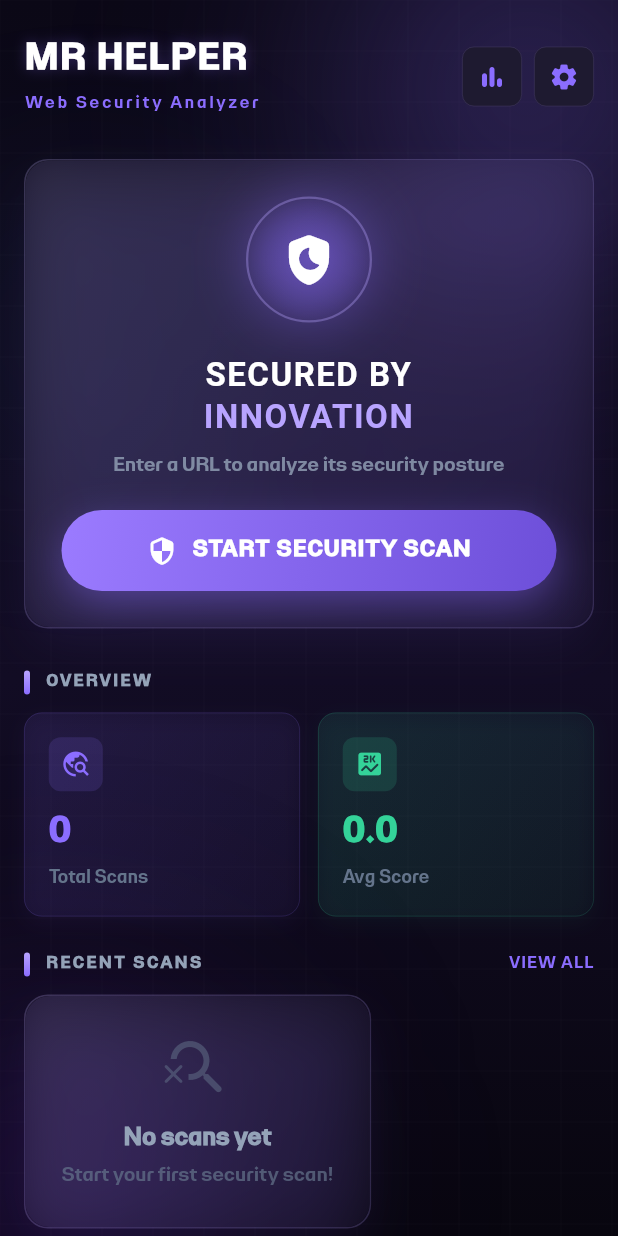
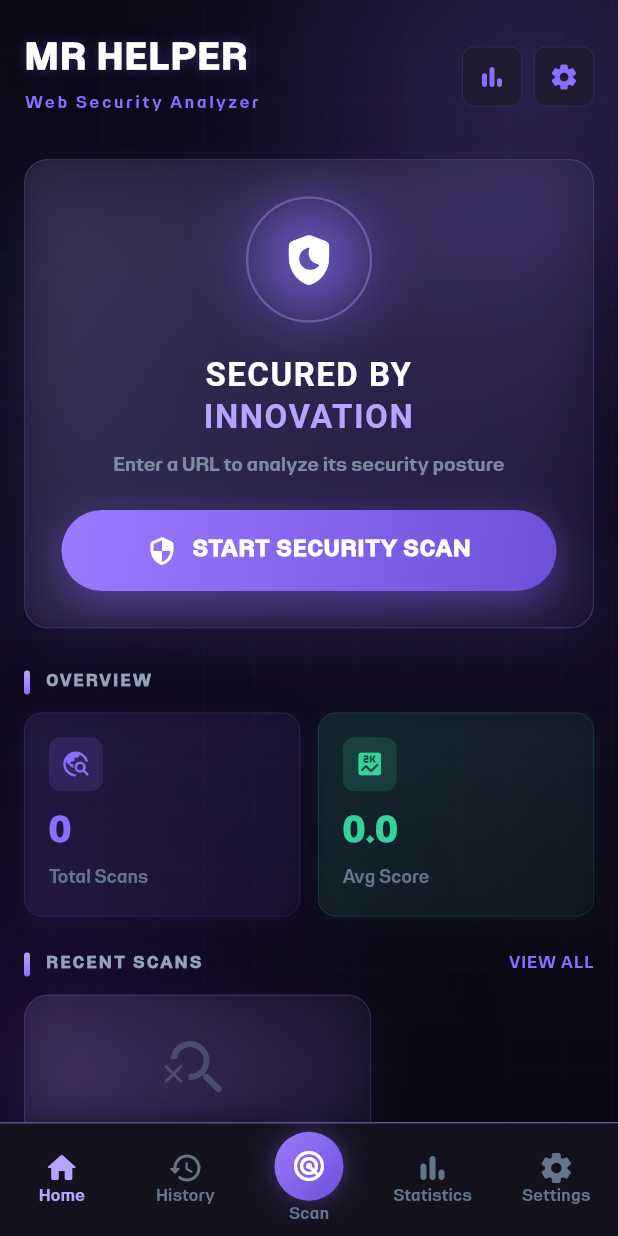
Before and after one commit to Mrhelper-01/mr-helper-security-analyzer, a Flutter app: the screen it shows after launch, on a phone screen of 412 x 824 dp. Run offline on Flutter 3.47's test engine with Material 3 defaults, Android fonts, the phone set to English and light mode, and no system bars; our stand-ins replace cloud_firestore, firebase_core, fl_chart, flutter_local_notifications, flutter_svg, local_auth and 4 more; missing offline and left inert: workmanager; accounts and stored records are empty.

Commit message:
UI Update

```diff
--- a/lib/core/app_strings.dart
+++ b/lib/core/app_strings.dart
@@ -60,6 +60,10 @@ class AppStrings {
       'Enter a URL to analyze its security posture',
       'ناونیشانێک بنووسە بۆ شیکردنەوەی ئاستی ئەمنیەتی');
   String get overview => _t('OVERVIEW', 'پوختە');
+  // App-wide bottom navigation
+  String get navHome => _t('Home', 'سەرەتا');
+  String get navScan => _t('Scan', 'سکان');
+  String get navSettings => _t('Settings', 'ڕێکخستن');
   String get totalScans => _t('Total Scans', 'کۆی سکانەکان');
   String get avgScore => _t('Avg Score', 'تێکڕای نمرە');
   String get recentScans => _t('RECENT SCANS', 'سکانە نوێیەکان');
@@ -108,6 +112,12 @@ class AppStrings {
 
   // --- Report screen --------------------------------------------------------
   String get securityReport => _t('SECURITY REPORT', 'ڕاپۆرتی ئەمنیەتی');
+  // Report bottom navigation
+  String get navOverview => _t('Overview', 'پوختە');
+  String get navHeaders => _t('Headers', 'هێدەر');
+  String get navTech => _t('Tech', 'تەکنەلۆجیا');
+  String get navDns => _t('DNS', 'DNS');
+  String get navMore => _t('More', 'زیاتر');
   String get securityScore => _t('SECURITY SCORE', 'نمرەی ئەمنیەتی');
   String get targetInformation => _t('TARGET INFORMATION', 'زانیاری ئامانج');
   String get securityHeadersTitle =>
@@ -426,6 +436,8 @@ class AppStrings {
       case FindingCode.missingCoep:
         return _t('Missing Cross-Origin-Embedder-Policy (COEP)',
             'هێدەری COEP نییە');
+      case FindingCode.sqlInjection:
+        return _t('Possible SQL Injection', 'ئەگەری SQL Injection');
       case FindingCode.other:
         return f.title;
     }
@@ -527,6 +539,10 @@ class AppStrings {
         return _t(
             'COEP, together with COOP, enables strong cross-origin isolation.',
             'COEP لەگەڵ COOP، جیاکردنەوەی بەهێزی cross-origin چالاک دەکات.');
+      case FindingCode.sqlInjection:
+        return _t(
+            'A database error was triggered by an injected quote in the "${f.param}" parameter, indicating the input is not properly sanitized.',
+            'هەڵەیەکی بنکەی داتا دروستبوو بەهۆی تێزڕاندنی واوێژ لە پارامیتەری "${f.param}"، کە ئاماژەیە بۆ ئەوەی داخڵکراوەکە بەدروستی پاک ناکرێتەوە.');
       case FindingCode.other:
         return f.description;
     }
@@ -613,6 +629,10 @@ class AppStrings {
       case FindingCode.missingCoep:
         return _t('Consider: Cross-Origin-Embedder-Policy: require-corp.',
             'بیری لێبکەرەوە: Cross-Origin-Embedder-Policy: require-corp.');
+      case FindingCode.sqlInjection:
+        return _t(
+            'Use parameterized queries / prepared statements and validate all input.',
+            'پرسیاری پارامیتەرکراو (prepared statements) بەکاربهێنە و هەموو داخڵکراوەکان پشتڕاست بکەرەوە.');
       case FindingCode.other:
         return f.recommendation;
     }
@@ -621,8 +641,12 @@ class AppStrings {
   // --- App lock / biometric -------------------------------------------------
   String get security => _t('SECURITY', 'ئاسایش');
   String get appLock => _t('App Lock', 'قوفڵی ئەپ');
-  String get appLockDesc => _t('Require biometrics to open History',
-      'پێویستی بە بایۆمەتری بۆ کردنەوەی مێژوو');
+  String get appLockDesc => _t(
+      'Require Face ID / fingerprint to open History',
+      'پێویستی بە Face ID / پەنجەمۆر بۆ کردنەوەی مێژوو');
+  String get appLockDescPin => _t(
+      'Require device PIN to open History',
+      'پێویستی بە PIN ـی ئامێر بۆ کردنەوەی مێژوو');
   String get unlockHistory =>
       _t('Unlock to view scan history', 'بۆ بینینی مێژووی سکان قوفڵ بکەرەوە');
   String get authFailed =>
--- a/lib/core/routes.dart
+++ b/lib/core/routes.dart
@@ -1,6 +1,6 @@
 import 'package:flutter/material.dart';
 import 'package:mr_helper_security_analyzer/screens/splash_screen.dart';
-import 'package:mr_helper_security_analyzer/screens/home_screen.dart';
+import 'package:mr_helper_security_analyzer/screens/main_shell.dart';
 import 'package:mr_helper_security_analyzer/screens/scanner_screen.dart';
 import 'package:mr_helper_security_analyzer/screens/history_screen.dart';
 import 'package:mr_helper_security_analyzer/screens/report_screen.dart';
@@ -34,7 +34,7 @@ class AppRoutes {
         );
       case home:
         return MaterialPageRoute(
-          builder: (_) => const HomeScreen(),
+          builder: (_) => const MainShell(),
           settings: routeSettings,
         );
       case scanner:
@@ -80,7 +80,7 @@ class AppRoutes {
         );
       default:
         return MaterialPageRoute(
-          builder: (_) => const HomeScreen(),
+          builder: (_) => const MainShell(),
         );
     }
   }
--- a/lib/models/security_finding.dart
+++ b/lib/models/security_finding.dart
@@ -67,6 +67,7 @@ enum FindingCode {
   missingSecurityTxt,
   permissiveCors,
   missingCoep,
+  sqlInjection,
   other;
 
   static FindingCode fromId(String? id) => FindingCode.values.firstWhere(
--- /dev/null
+++ b/lib/screens/main_shell.dart
@@ -0,0 +1,102 @@
+import 'package:flutter/material.dart';
+import 'package:mr_helper_security_analyzer/core/constants.dart';
+import 'package:mr_helper_security_analyzer/core/routes.dart';
+import 'package:mr_helper_security_analyzer/core/app_strings.dart';
+import 'package:mr_helper_security_analyzer/screens/home_screen.dart';
+import 'package:mr_helper_security_analyzer/screens/history_screen.dart';
+import 'package:mr_helper_security_analyzer/screens/statistics_screen.dart';
+import 'package:mr_helper_security_analyzer/screens/settings_screen.dart';
+
+/// MR HELPER - Web Application Security Analyzer
+/// Main app shell with a persistent bottom navigation bar. The centre item is
+/// a Scan action that opens the scanner instead of switching tabs.
+class MainShell extends StatefulWidget {
+  const MainShell({super.key});
+
+  @override
+  State<MainShell> createState() => _MainShellState();
+}
+
+class _MainShellState extends State<MainShell> {
+  // Nav index uses 0,1,3,4 — index 2 is the centre "Scan" action.
+  int _index = 0;
+
+  static const _screens = <Widget>[
+    HomeScreen(),
+    HistoryScreen(embedded: true),
+    SizedBox.shrink(), // placeholder for the Scan slot
+    StatisticsScreen(embedded: true),
+    SettingsScreen(embedded: true),
+  ];
+
+  void _onTap(int i) {
+    if (i == 2) {
+      Navigator.pushNamed(context, AppRoutes.scanner);
+      return;
+    }
+    setState(() => _index = i);
+  }
+
+  @override
+  Widget build(BuildContext context) {
+    final s = AppStrings.of(context);
+    return Scaffold(
+      body: IndexedStack(index: _index, children: _screens),
+      bottomNavigationBar: Container(
+        decoration: BoxDecoration(
+          color: AppColors.backgroundCard.withValues(alpha: 0.97),
+          border: Border(
+            top: BorderSide(color: AppColors.glassBorder.withValues(alpha: 0.5)),
+          ),
+        ),
+        child: BottomNavigationBar(
+          currentIndex: _index,
+          onTap: _onTap,
+          type: BottomNavigationBarType.fixed,
+          backgroundColor: Colors.transparent,
+          elevation: 0,
+          selectedItemColor: AppColors.primaryLight,
+          unselectedItemColor: AppColors.textMuted,
+          selectedFontSize: 11,
+          unselectedFontSize: 11,
+          items: [
+            BottomNavigationBarItem(
+                icon: const Icon(Icons.home_rounded), label: s.navHome),
+            BottomNavigationBarItem(
+                icon: const Icon(Icons.history_rounded), label: s.history),
+            BottomNavigationBarItem(
+                icon: _scanFab(), label: s.navScan),
+            BottomNavigationBarItem(
+                icon: const Icon(Icons.bar_chart_rounded), label: s.statistics),
+            BottomNavigationBarItem(
+                icon: const Icon(Icons.settings_rounded), label: s.navSettings),
+          ],
+        ),
+      ),
+    );
+  }
+
+  Widget _scanFab() {
+    return Container(
+      width: 46,
+      height: 46,
+      margin: const EdgeInsets.only(bottom: 2),
+      decoration: BoxDecoration(
+        shape: BoxShape.circle,
+        gradient: const LinearGradient(
+          colors: [Color(0xFF9B7BFF), Color(0xFF6D4FD9)],
+          begin: Alignment.topLeft,
+          end: Alignment.bottomRight,
+        ),
+        boxShadow: [
+          BoxShadow(
+            color: AppColors.primary.withValues(alpha: 0.5),
+            blurRadius: 14,
+            spreadRadius: -2,
+          ),
+        ],
+      ),
+      child: const Icon(Icons.radar_rounded, color: Colors.white, size: 24),
+    );
+  }
+}
```
Also changed, not shown: lib/providers/app_lock_provider.dart (+12 -0 lines), lib/screens/history_screen.dart (+10 -5 lines), lib/screens/report_screen.dart (+83 -25 lines), lib/screens/settings_screen.dart (+21 -8 lines), lib/screens/statistics_screen.dart (+9 -5 lines), lib/services/biometric_service.dart (+14 -4 lines), lib/services/security_scanner_service.dart (+143 -49 lines), 4 other files.
